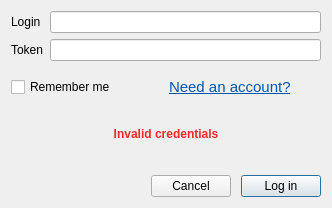
Geoalert/mapflow-qgis, file mapflow/static/ui/login_dialog.ui: the form before one commit.
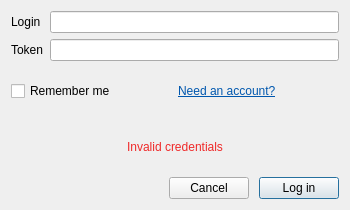
The form after the commit. Icons and pictures are not drawn. Custom widgets are drawn as their Qt base class.

Commit message: imrpov: prettify dialogs

Patch:
```diff
--- a/mapflow/static/ui/login_dialog.ui
+++ b/mapflow/static/ui/login_dialog.ui
@@ -9,8 +9,8 @@
    <rect>
     <x>0</x>
     <y>0</y>
-    <width>332</width>
-    <height>208</height>
+    <width>350</width>
+    <height>210</height>
    </rect>
   </property>
   <property name="sizePolicy">
@@ -19,6 +19,18 @@
     <verstretch>0</verstretch>
    </sizepolicy>
   </property>
+  <property name="minimumSize">
+   <size>
+    <width>350</width>
+    <height>210</height>
+   </size>
+  </property>
+  <property name="maximumSize">
+   <size>
+    <width>350</width>
+    <height>210</height>
+   </size>
+  </property>
   <property name="windowTitle">
    <string>Mapflow - Log In</string>
   </property>
@@ -29,12 +41,6 @@
   <property name="styleSheet">
    <string notr="true">rgb(255,0,0)</string>
   </property>
-  <property name="sizeGripEnabled">
-   <bool>false</bool>
-  </property>
-  <property name="modal">
-   <bool>true</bool>
-  </property>
   <layout class="QGridLayout" name="gridLayout">
    <item row="0" column="0">
        <layout class="QFormLayout" name="formLayout">
@@ -50,9 +56,6 @@
           <property name="text">
            <string/>
           </property>
-          <property name="alignment">
-           <set>Qt::AlignLeading|Qt::AlignLeft|Qt::AlignVCenter</set>
-          </property>
           <property name="clearButtonEnabled">
            <bool>true</bool>
           </property>
@@ -88,18 +91,9 @@
         </item>
           <item>
       <widget class="QLabel" name="needAnAccount">
-       <property name="font">
-        <font>
-         <pointsize>11</pointsize>
-         <kerning>true</kerning>
-        </font>
-       </property>
            <property name="text">
         <string>&lt;html&gt;&lt;head/&gt;&lt;body&gt;&lt;p&gt;&lt;a href=&quot;https://mapflow.ai&quot;&gt;&lt;span style=&quot; text-decoration: underline; color:#0057ae;&quot;&gt;Need an account?&lt;/span&gt;&lt;/a&gt;&lt;/p&gt;&lt;/body&gt;&lt;/html&gt;</string>
            </property>
-       <property name="textFormat">
-        <enum>Qt::AutoText</enum>
-           </property>
        <property name="wordWrap">
         <bool>true</bool>
        </property>
@@ -112,18 +106,9 @@
       </item>
    <item row="2" column="0">
          <widget class="QLabel" name="invalidCredentialsMessage">
-          <property name="font">
-           <font>
-            <weight>75</weight>
-            <bold>true</bold>
-           </font>
-          </property>
           <property name="visible">
            <bool>false</bool>
           </property>
-          <property name="autoFillBackground">
-           <bool>false</bool>
-          </property>
           <property name="styleSheet">
            <string notr="true">color: rgb(239, 41, 41);</string>
           </property>
@@ -143,9 +128,6 @@
         </item>
    <item row="3" column="0">
      <layout class="QHBoxLayout" name="layoutButtons">
-     <property name="topMargin">
-      <number>15</number>
-     </property>
       <item>
        <spacer name="horizontalSpacer">
         <property name="orientation">
@@ -172,37 +154,16 @@
         </property>
         <item>
          <widget class="QPushButton" name="cancelButton">
-          <property name="sizePolicy">
-           <sizepolicy hsizetype="Fixed" vsizetype="Fixed">
-            <horstretch>0</horstretch>
-            <verstretch>0</verstretch>
-           </sizepolicy>
-          </property>
           <property name="text">
            <string>Cancel</string>
           </property>
-          <property name="flat">
-           <bool>false</bool>
-          </property>
          </widget>
         </item>
         <item>
          <widget class="QPushButton" name="loginButton">
-          <property name="sizePolicy">
-           <sizepolicy hsizetype="Fixed" vsizetype="Fixed">
-            <horstretch>0</horstretch>
-            <verstretch>0</verstretch>
-           </sizepolicy>
-          </property>
-          <property name="autoFillBackground">
-           <bool>false</bool>
-          </property>
           <property name="text">
            <string>Log in</string>
           </property>
-          <property name="checkable">
-           <bool>false</bool>
-          </property>
           <property name="default">
            <bool>true</bool>
           </property>
```
Left out of the diff: 18 changed lines with no effect on the pictures. The commit also changes 3 other files.
